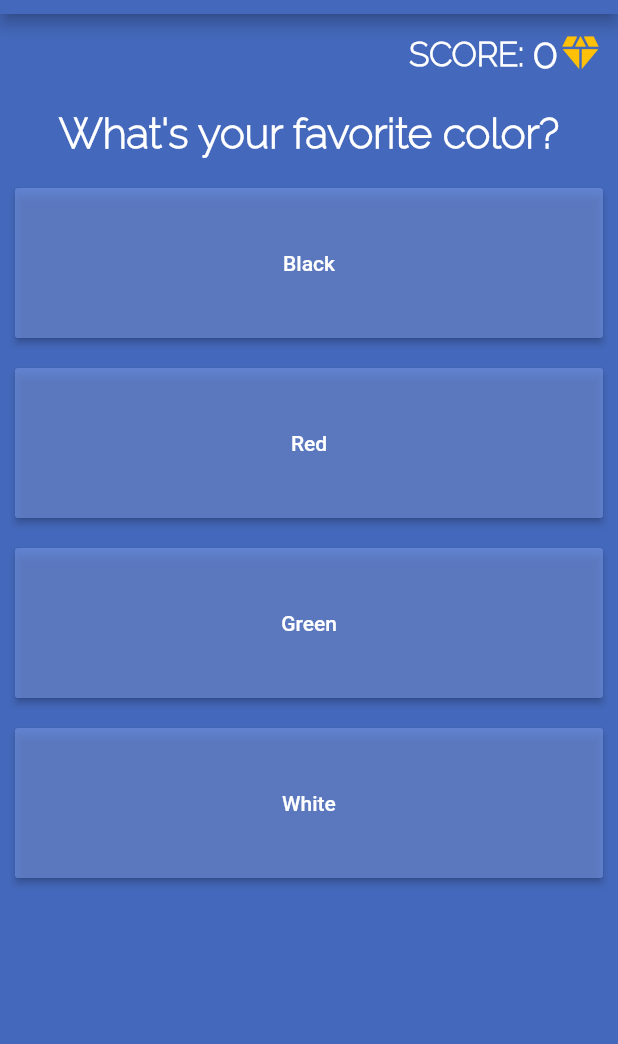
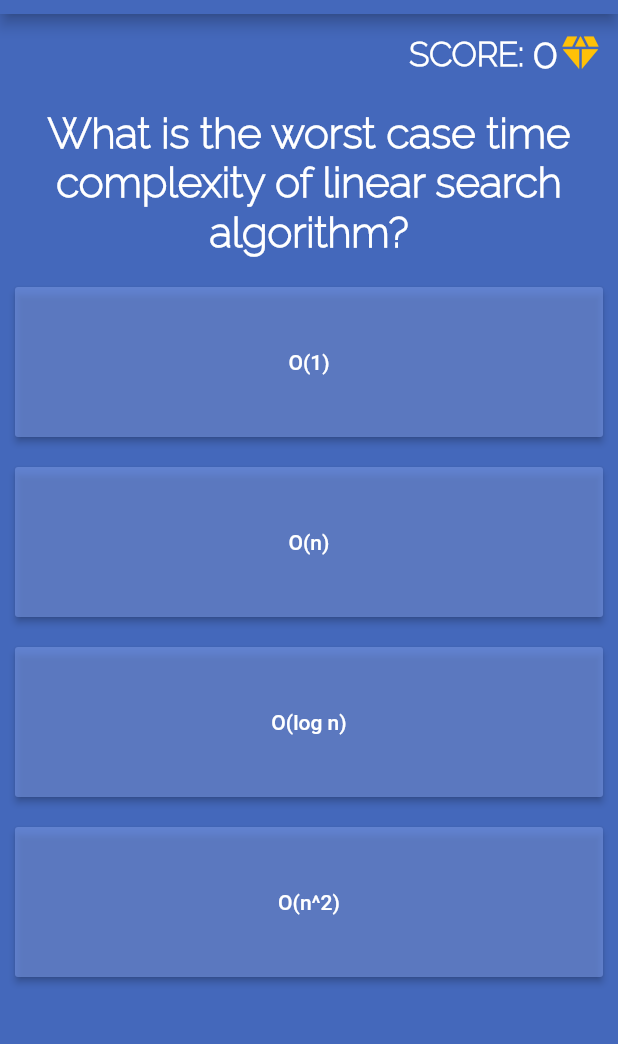
Before and after one commit to acatarinaoaraujo/quiz-app, a Flutter app: the screen it shows after launch, on a phone screen of 412 x 824 dp, the part 70-1114 px from its top. Run offline on Flutter 3.47's test engine with Material 2 defaults, Android fonts, the phone set to English and light mode, and no system bars.

Commit message:
change questions

```diff
--- a/quiz_app/lib/main.dart
+++ b/quiz_app/lib/main.dart
@@ -19,30 +19,112 @@ class MyApp extends StatefulWidget {
 class _MyAppState extends State<MyApp> {
   final _questions = const [
     {
-      'questionText': 'What\'s your favorite color?',
+      'questionText':
+          'What is the worst case time complexity of linear search algorithm?',
       'answers': [
-        {'text': 'Black', 'score': 10},
-        {'text': 'Red', 'score': 5},
-        {'text': 'Green', 'score': 3},
-        {'text': 'White', 'score': 1},
+        {'text': 'O(1)', 'score': 0},
+        {'text': 'O(n)', 'score': 0},
+        {'text': 'O(log n)', 'score': 0},
+        {'text': 'O(n^2)', 'score': 10},
       ],
     },
     {
-      'questionText': 'What\'s your favorite animal?',
+      'questionText':
+          'What data structure is used for depth first traversal of a graph?',
       'answers': [
-        {'text': 'Rabbit', 'score': 3},
-        {'text': 'Snake', 'score': 11},
-        {'text': 'Elephant', 'score': 5},
-        {'text': 'Lion', 'score': 9},
+        {'text': 'Queue', 'score': 0},
+        {'text': 'Stack', 'score': 10},
+        {'text': 'List', 'score': 0},
+        {'text': 'None of the above', 'score': 0},
       ],
     },
     {
-      'questionText': 'Who\'s your favorite instructor?',
+      'questionText':
+          'Minimum number of moves required to solve a Tower of Hanoi puzzle is',
       'answers': [
-        {'text': 'Max', 'score': 1},
-        {'text': 'Max', 'score': 1},
-        {'text': 'Max', 'score': 1},
-        {'text': 'Max', 'score': 1},
+        {'text': '2n^2', 'score': 0},
+        {'text': '2^(n-1)', 'score': 0},
+        {'text': '2^(n)-1', 'score': 10},
+        {'text': '2n-1', 'score': 0},
+      ],
+    },
+    {
+      'questionText':
+          'If the array is already sorted, which of these algorithms will exhibit the best performance',
+      'answers': [
+        {'text': 'Merge Sort', 'score': 0},
+        {'text': 'Insertion Sort', 'score': 10},
+        {'text': 'Quick Sort', 'score': 0},
+        {'text': 'Heap Sort', 'score': 0},
+      ],
+    },
+    {
+      'questionText':
+          'Which method can find if two vertices x & y have path between them?',
+      'answers': [
+        {'text': 'Depth First Search', 'score': 0},
+        {'text': 'Breadth First Search', 'score': 0},
+        {'text': 'Both A & B', 'score': 10},
+        {'text': 'None of them', 'score': 0},
+      ],
+    },
+    {
+      'questionText':
+          'How many swaps are required to sort the given array using bubble sort - { 2, 5, 1, 3, 4}',
+      'answers': [
+        {'text': '4', 'score': 10},
+        {'text': '5', 'score': 0},
+        {'text': '6', 'score': 0},
+        {'text': '7', 'score': 0},
+      ],
+    },
+    {
+      'questionText': 'Index of arrays in C programming langauge starts from',
+      'answers': [
+        {'text': '0', 'score': 10},
+        {'text': '1', 'score': 0},
+        {'text': 'either 0 or 1', 'score': 0},
+        {'text': 'undefined', 'score': 0},
+      ],
+    },
+    {
+      'questionText': 'In a min heap',
+      'answers': [
+        {'text': 'Minimum values are stored.', 'score': 0},
+        {'text': 'Child nodes have less value than parent nodes.', 'score': 0},
+        {'text': 'Parent nodes have less value than child nodes.', 'score': 10},
+        {'text': 'Maximum value is contained by the root node.', 'score': 0},
+      ],
+    },
+    {
+      'questionText': 'Shel sort uses',
+      'answers': [
+        {'text': 'Insertion Sort', 'score': 10},
+        {'text': 'Merge Sort', 'score': 0},
+        {'text': 'Selection Sort', 'score': 0},
+        {'text': 'Quick Sort', 'score': 0},
+      ],
+    },
+    {
+      'questionText':
+          'Interpolation search is an improved variant of binary search. It is necessary for this search algorithm to work that −',
+      'answers': [
+        {
+          'text':
+              'Data collection should be in  sorted form and equally distributted.',
+          'score': 10
+        },
+        {
+          'text':
+              'Data collection should be in sorted form but not equally distributed.',
+          'score': 0
+        },
+        {
+          'text':
+              'Data collection should be equally distributed but not sorted.',
+          'score': 0
+        },
+        {'text': 'None of the above.', 'score': 0},
       ],
     },
   ];
```
